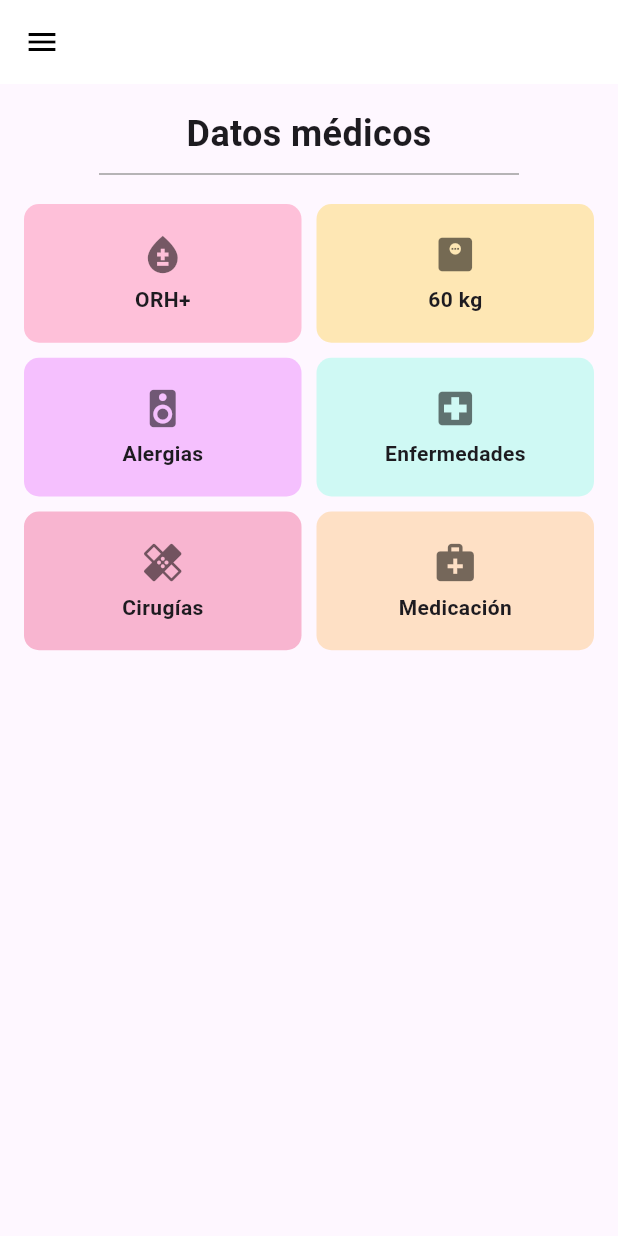
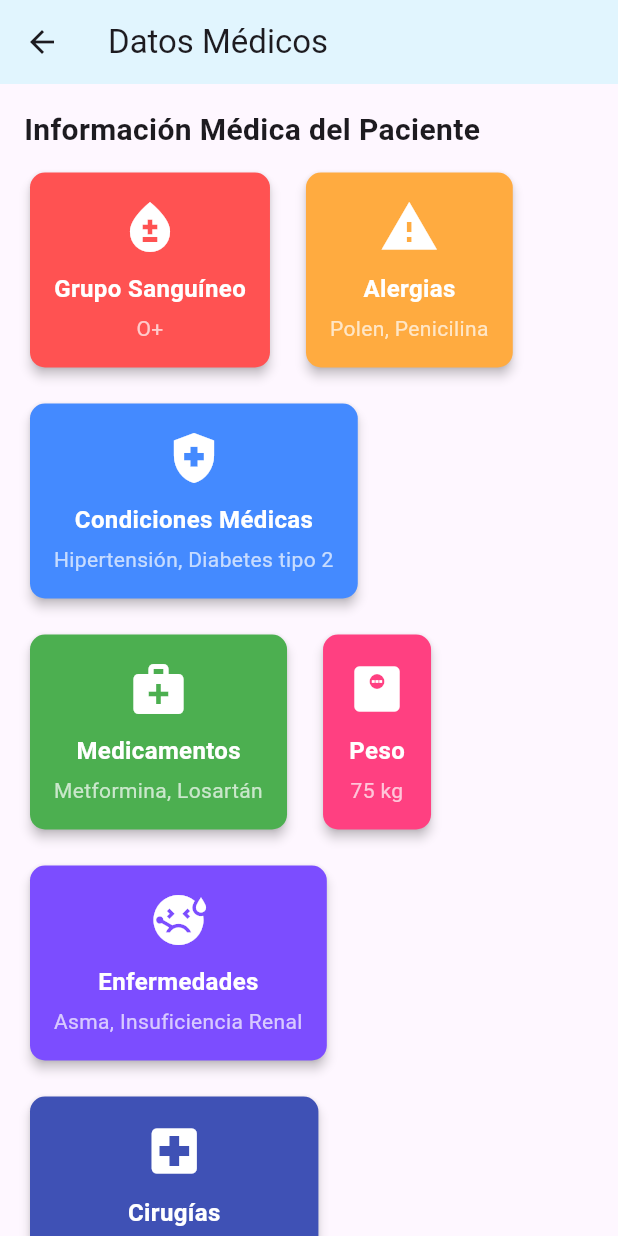
Before and after one commit to Samuel1722003/EmerScanFrontend, a Flutter app: the ScreenMedicalData screen opened by its route, on a phone screen of 412 x 824 dp. Run offline on Flutter 3.47's test engine with Material 3 defaults, Android fonts, the phone set to English and light mode, and no system bars.

Commit message:
Pantallas nuevas

```diff
--- a/hfe_frontend/lib/screens/screen_medical_data.dart
+++ b/hfe_frontend/lib/screens/screen_medical_data.dart
@@ -8,82 +8,67 @@ class ScreenMedicalData extends StatelessWidget {
   Widget build(BuildContext context) {
     return Scaffold(
       appBar: AppBar(
-        backgroundColor: Colors.white,
-        elevation: 0,
-        iconTheme: const IconThemeData(color: Colors.black),
-      ),
-      drawer: Drawer(
-        child: ListView(
-          children: const [
-            DrawerHeader(
-              decoration: BoxDecoration(color: Colors.lightBlue),
-              child: Text(
-                'Menú',
-                style: TextStyle(color: Colors.white, fontSize: 24),
-              ),
-            ),
-            ListTile(
-              leading: Icon(Icons.home),
-              title: Text('Inicio'),
-            ),
-          ],
-        ),
+        title: const Text('Datos Médicos'),
+        backgroundColor: Colors.lightBlue[50],
       ),
       body: Padding(
         padding: const EdgeInsets.all(16.0),
         child: Column(
           crossAxisAlignment: CrossAxisAlignment.start,
           children: [
-            const Center(
-              child: Text(
-                'Datos médicos',
-                style: TextStyle(fontSize: 24, fontWeight: FontWeight.bold),
-              ),
-            ),
-            const Divider(
-              color: Colors.grey,
-              thickness: 1,
-              height: 20,
-              indent: 50,
-              endIndent: 50,
+            const Text(
+              "Información Médica del Paciente",
+              style: TextStyle(fontSize: 20, fontWeight: FontWeight.bold),
             ),
             const SizedBox(height: 10),
+
+            // Contenedor para mostrar los cuadros de información
             Expanded(
-              child: GridView.count(
-                crossAxisCount: 2,
-                crossAxisSpacing: 10,
-                mainAxisSpacing: 10,
-                childAspectRatio: 2,
+              child: Wrap(
+                spacing: 16,
+                runSpacing: 16,
                 children: const [
                   MedicalCard(
-                    color: Colors.pinkAccent,
+                    title: "Grupo Sanguíneo",
+                    content: "O+",
                     icon: Icons.bloodtype,
-                    title: 'ORH+',
+                    color: Colors.redAccent,
                   ),
                   MedicalCard(
-                    color: Colors.amber,
-                    icon: Icons.monitor_weight,
-                    title: '60 kg',
+                    title: "Alergias",
+                    content: "Polen, Penicilina",
+                    icon: Icons.warning,
+                    color: Colors.orangeAccent,
                   ),
                   MedicalCard(
-                    color: Colors.purpleAccent,
-                    icon: Icons.speaker,
-                    title: 'Alergias',
+                    title: "Condiciones Médicas",
+                    content: "Hipertensión, Diabetes tipo 2",
+                    icon: Icons.health_and_safety,
+                    color: Colors.blueAccent,
                   ),
                   MedicalCard(
-                    color: Colors.tealAccent,
-                    icon: Icons.local_hospital,
-                    title: 'Enfermedades',
+                    title: "Medicamentos",
+                    content: "Metformina, Losartán",
+                    icon: Icons.medical_services,
+                    color: Colors.green,
                   ),
                   MedicalCard(
-                    color: Colors.pink,
-                    icon: Icons.healing,
-                    title: 'Cirugías',
+                    title: "Peso",
+                    content: "75 kg",
+                    icon: Icons.monitor_weight,
+                    color: Colors.pinkAccent,
                   ),
                   MedicalCard(
-                    color: Colors.orangeAccent,
-                    icon: Icons.medical_services,
-                    title: 'Medicación',
+                    title: "Enfermedades",
+                    content: "Asma, Insuficiencia Renal",
+                    icon: Icons.sick,
+                    color: Colors.deepPurpleAccent,
+                  ),
+                  MedicalCard(
+                    title: "Cirugías",
+                    content: "Apendicectomía en 2018",
+                    icon: Icons.local_hospital,
+                    color: Colors.indigo,
                   ),
                 ],
               ),
--- a/hfe_frontend/lib/widgets/MedicalCard.dart
+++ b/hfe_frontend/lib/widgets/MedicalCard.dart
@@ -1,34 +1,45 @@
 import 'package:flutter/material.dart';
 
 class MedicalCard extends StatelessWidget {
+  final String title;
+  final String content;
+  final IconData icon;
   final Color color;
-  final IconData icon;
-  final String title;
 
   const MedicalCard({
     super.key,
+    required this.title,
+    required this.content,
+    required this.icon,
     required this.color,
-    required this.icon,
-    required this.title,
   });
 
   @override
   Widget build(BuildContext context) {
-    return Container(
-      decoration: BoxDecoration(
-        color: color.withOpacity(0.3),
-        borderRadius: BorderRadius.circular(10),
-      ),
-      child: Column(
-        mainAxisAlignment: MainAxisAlignment.center,
-        children: [
-          Icon(icon, size: 30, color: Colors.black54),
-          const SizedBox(height: 5),
-          Text(
-            title,
-            style: const TextStyle(fontWeight: FontWeight.bold),
-          ),
-        ],
+    return Card(
+      color: color,
+      elevation: 3,
+      shape: RoundedRectangleBorder(borderRadius: BorderRadius.circular(10)),
+      child: Padding(
+        padding: const EdgeInsets.all(16.0),
+        child: Column(
+          mainAxisSize: MainAxisSize.min,
+          crossAxisAlignment: CrossAxisAlignment.center,
+          children: [
+            Icon(icon, size: 40, color: Colors.white),
+            const SizedBox(height: 10),
+            Text(
+              title,
+              style: const TextStyle(fontSize: 16, fontWeight: FontWeight.bold, color: Colors.white),
+            ),
+            const SizedBox(height: 5),
+            Text(
+              content,
+              textAlign: TextAlign.center,
+              style: const TextStyle(fontSize: 14, color: Colors.white70),
+            ),
+          ],
+        ),
       ),
     );
   }
```
Also changed, not shown: hfe_frontend/lib/screens/screen_personal_data.dart (+30 -13 lines).
